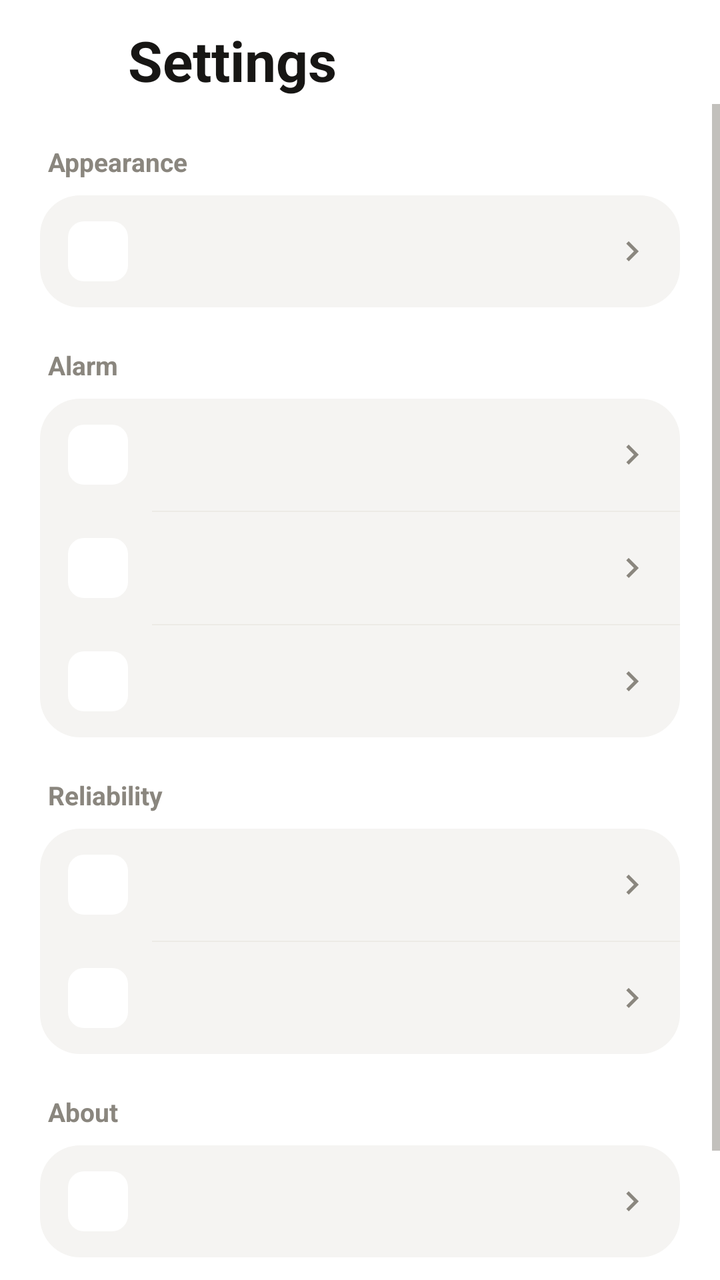
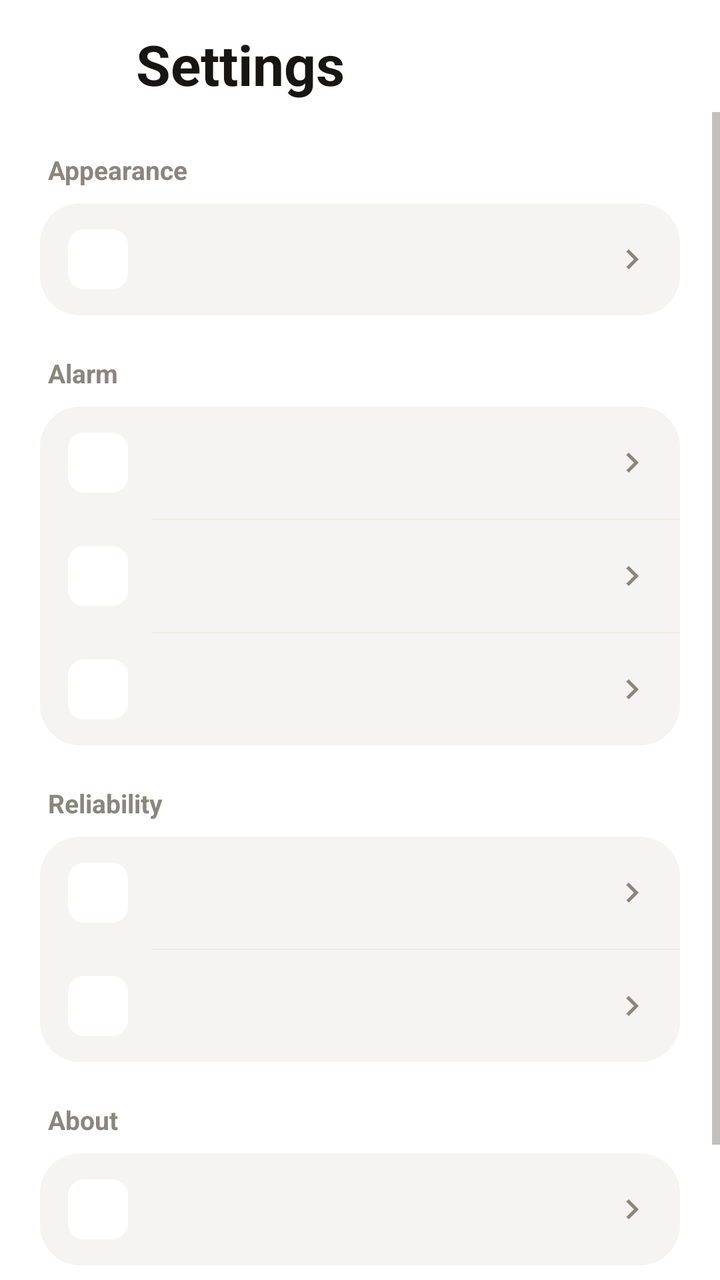

Two renders of the same Android screen: before a commit and after it. Below are the layout's source before the change and the commit's diff.
<!-- AndroidManifest.xml: application theme Theme.Saat -->
<!-- res/layout/activity_ayarlar.xml -->
<?xml version="1.0" encoding="utf-8"?>
<LinearLayout xmlns:android="http://schemas.android.com/apk/res/android"
    xmlns:app="http://schemas.android.com/apk/res-auto"
    android:layout_width="match_parent"
    android:layout_height="match_parent"
    android:background="@color/zemin"
    android:fitsSystemWindows="true"
    android:orientation="vertical">

    <LinearLayout
        android:layout_width="match_parent"
        android:layout_height="wrap_content"
        android:gravity="center_vertical"
        android:orientation="horizontal"
        android:paddingLeft="12dp"
        android:paddingTop="8dp"
        android:paddingRight="20dp">

        <ImageButton
            android:id="@+id/btnGeri"
            android:layout_width="44dp"
            android:layout_height="44dp"
            android:background="?attr/selectableItemBackgroundBorderless"
            android:contentDescription="@string/vazgec"
            android:src="@drawable/ic_geri"
            app:tint="@color/metin" />

        <TextView
            android:layout_width="wrap_content"
            android:layout_height="wrap_content"
            android:layout_marginLeft="8dp"
            android:text="@string/ayarlar"
            android:textColor="@color/metin"
            android:textSize="28sp"
            android:textStyle="bold" />
    </LinearLayout>

    <ScrollView
        android:layout_width="match_parent"
        android:layout_height="0dp"
        android:layout_weight="1">

        <LinearLayout
            android:layout_width="match_parent"
            android:layout_height="wrap_content"
            android:orientation="vertical"
            android:paddingLeft="20dp"
            android:paddingRight="20dp"
            android:paddingBottom="32dp">

            <TextView style="@style/BolumBasligi" android:text="@string/gorunum" />
            <LinearLayout style="@style/AyarKutusu">
                <include android:id="@+id/satirTema" layout="@layout/item_ayar" />
            </LinearLayout>

            <TextView style="@style/BolumBasligi" android:text="@string/alarm" />
            <LinearLayout style="@style/AyarKutusu">
                <include android:id="@+id/satirSesTusu" layout="@layout/item_ayar" />
                <View style="@style/AyarAyraci" />
                <include android:id="@+id/satirYaklasan" layout="@layout/item_ayar" />
                <View style="@style/AyarAyraci" />
                <include android:id="@+id/satirSusma" layout="@layout/item_ayar" />
            </LinearLayout>

            <TextView style="@style/BolumBasligi" android:text="@string/guvenilirlik" />
            <LinearLayout style="@style/AyarKutusu">
                <include android:id="@+id/satirKontrol" layout="@layout/item_ayar" />
                <View style="@style/AyarAyraci" />
                <include android:id="@+id/satirDene" layout="@layout/item_ayar" />
            </LinearLayout>

            <TextView style="@style/BolumBasligi" android:text="@string/hakkinda" />
            <LinearLayout style="@style/AyarKutusu">
                <include android:id="@+id/satirSurum" layout="@layout/item_ayar" />
            </LinearLayout>

            <TextView
                android:layout_width="match_parent"
                android:layout_height="wrap_content"
                android:layout_marginTop="16dp"
                android:gravity="center"
                android:lineSpacingExtra="3dp"
                android:text="@string/izin_yok_aciklama"
                android:textColor="@color/metin_ikincil"
                android:textSize="13sp" />
        </LinearLayout>
    </ScrollView>
</LinearLayout>
<!-- res/layout/item_ayar.xml (included above) -->
<?xml version="1.0" encoding="utf-8"?>
<LinearLayout xmlns:android="http://schemas.android.com/apk/res/android"
    xmlns:app="http://schemas.android.com/apk/res-auto"
    android:layout_width="match_parent"
    android:layout_height="wrap_content"
    android:background="?attr/selectableItemBackground"
    android:gravity="center_vertical"
    android:orientation="horizontal"
    android:paddingLeft="14dp"
    android:paddingTop="13dp"
    android:paddingRight="14dp"
    android:paddingBottom="13dp">

    <ImageView
        android:id="@+id/ayarIkon"
        android:layout_width="30dp"
        android:layout_height="30dp"
        android:background="@drawable/bg_rozet"
        android:importantForAccessibility="no"
        android:padding="6dp" />

    <LinearLayout
        android:layout_width="0dp"
        android:layout_height="wrap_content"
        android:layout_marginStart="12dp"
        android:layout_weight="1"
        android:orientation="vertical">

        <TextView
            android:id="@+id/ayarBaslik"
            android:layout_width="match_parent"
            android:layout_height="wrap_content"
            android:textColor="@color/metin"
            android:textSize="15sp" />

        <TextView
            android:id="@+id/ayarOzet"
            android:layout_width="match_parent"
            android:layout_height="wrap_content"
            android:ellipsize="end"
            android:maxLines="2"
            android:textColor="@color/metin_ikincil"
            android:textSize="12sp"
            android:visibility="gone" />
    </LinearLayout>

    
    <androidx.appcompat.widget.SwitchCompat
        android:id="@+id/ayarAnahtar"
        android:layout_width="wrap_content"
        android:layout_height="wrap_content"
        android:layout_marginStart="8dp"
        android:background="@null"
        android:clickable="false"
        android:focusable="false"
        android:importantForAccessibility="no"
        android:thumb="@drawable/anahtar_topuz"
        android:visibility="gone"
        app:track="@drawable/anahtar_ray" />

    <ImageView
        android:id="@+id/ayarChevron"
        android:layout_width="20dp"
        android:layout_height="20dp"
        android:importantForAccessibility="no"
        android:src="@drawable/ic_chevron" />

</LinearLayout>
<!-- resources referenced by this layout -->
<resources>
  <color name="metin">#171614</color>
  <color name="metin_ikincil">#8A867E</color>
  <color name="zemin">#FFFFFF</color>
  <!-- drawable anahtar_ray (drawable) -->
  <?xml version="1.0" encoding="utf-8"?>
  <shape xmlns:android="http://schemas.android.com/apk/res/android" android:shape="rectangle">
      <corners android:radius="15dp" />
      <size android:width="50dp" android:height="30dp" />
      <solid android:color="#FFFFFFFF" />
  </shape>
  <!-- drawable anahtar_topuz (drawable) -->
  <?xml version="1.0" encoding="utf-8"?>
  <layer-list xmlns:android="http://schemas.android.com/apk/res/android">
      <item>
          <shape android:shape="oval">
              <size android:width="30dp" android:height="30dp" />
              <solid android:color="#00000000" />
          </shape>
      </item>
      <item android:bottom="3dp" android:left="3dp" android:right="3dp" android:top="3dp">
          <shape android:shape="oval">
              <solid android:color="#FFFFFFFF" />
          </shape>
      </item>
  </layer-list>
  <!-- drawable bg_rozet (drawable) -->
  <?xml version="1.0" encoding="utf-8"?>
  <shape xmlns:android="http://schemas.android.com/apk/res/android" android:shape="rectangle">
      <solid android:color="#FFFFFF" />
      <corners android:radius="8dp" />
  </shape>
  <!-- drawable ic_chevron (drawable) -->
  <?xml version="1.0" encoding="utf-8"?>
  <vector xmlns:android="http://schemas.android.com/apk/res/android"
      android:width="20dp" android:height="20dp"
      android:viewportWidth="24" android:viewportHeight="24"
      android:tint="@color/metin_ikincil">
      <path android:fillColor="#FF000000"
          android:pathData="M10,6L8.59,7.41 13.17,12l-4.58,4.59L10,18l6,-6z"/>
  </vector>
  <!-- drawable ic_geri (drawable) -->
  <?xml version="1.0" encoding="utf-8"?>
  <vector xmlns:android="http://schemas.android.com/apk/res/android"
      android:width="22dp" android:height="22dp"
      android:viewportWidth="24" android:viewportHeight="24">
      <path android:strokeColor="#FFFFFFFF" android:strokeWidth="2.2" android:strokeLineCap="round"
          android:strokeLineJoin="round"
          android:pathData="M15,5l-7,7 7,7" />
  </vector>
  <string name="alarm">Alarm</string>
  <string name="ayarlar">Settings</string>
  <string name="gorunum">Appearance</string>
  <string name="guvenilirlik">Reliability</string>
  <string name="hakkinda">About</string>
  <string name="izin_yok_aciklama">This app never connects to the internet. Your alarms stay on your device.</string>
  <string name="vazgec">Cancel</string>
  <style name="AyarAyraci">
          <item name="android:layout_width">match_parent</item>
          <item name="android:layout_height">0.5dp</item>
          <item name="android:layout_marginLeft">56dp</item>
          <item name="android:background">@color/ayrac</item>
      </style>
  <style name="AyarKutusu">
          <item name="android:layout_width">match_parent</item>
          <item name="android:layout_height">wrap_content</item>
          <item name="android:background">@drawable/bg_kart</item>
          <item name="android:orientation">vertical</item>
      </style>
  <style name="BolumBasligi">
          <item name="android:layout_width">match_parent</item>
          <item name="android:layout_height">wrap_content</item>
          <item name="android:layout_marginTop">20dp</item>
          <item name="android:layout_marginBottom">8dp</item>
          <item name="android:paddingLeft">4dp</item>
          <item name="android:textColor">@color/metin_ikincil</item>
          <item name="android:textSize">13sp</item>
          <item name="android:textStyle">bold</item>
      </style>
  <style name="Theme.Saat" parent="Theme.Ekosistem" />
  <color name="ayrac">#ECEAE6</color>
  <!-- drawable bg_kart (drawable) -->
  <?xml version="1.0" encoding="utf-8"?>
  <shape xmlns:android="http://schemas.android.com/apk/res/android" android:shape="rectangle">
      <solid android:color="@color/kart" />
      <corners android:radius="20dp" />
  </shape>
  <color name="kart">#F5F4F2</color>
  <color name="vurgu">#C2410C</color>
  <!-- unchanged entries left out for length: 1 -->
</resources>

<!-- the commit's change to res/layout/activity_ayarlar.xml (unified diff, before → after) -->
@@ -18,8 +18,8 @@
 
         <ImageButton
             android:id="@+id/btnGeri"
-            android:layout_width="44dp"
-            android:layout_height="44dp"
+            android:layout_width="48dp"
+            android:layout_height="48dp"
             android:background="?attr/selectableItemBackgroundBorderless"
             android:contentDescription="@string/vazgec"
             android:src="@drawable/ic_geri"
